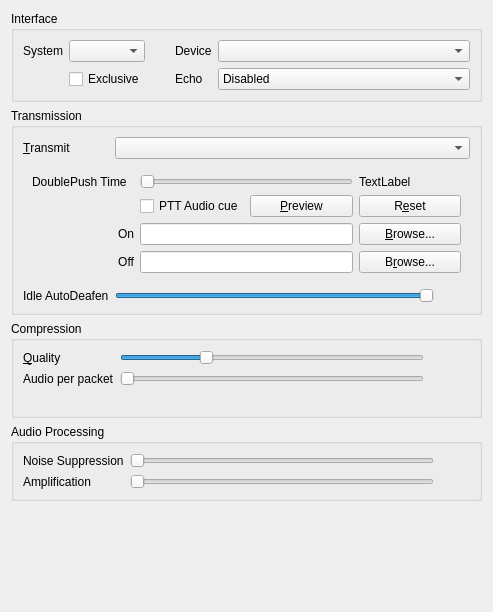
First picture: the form in retroshare-gui/src/gui/settings/AudioInputConfig.ui, repository kigeia/retroshare, before the edit.
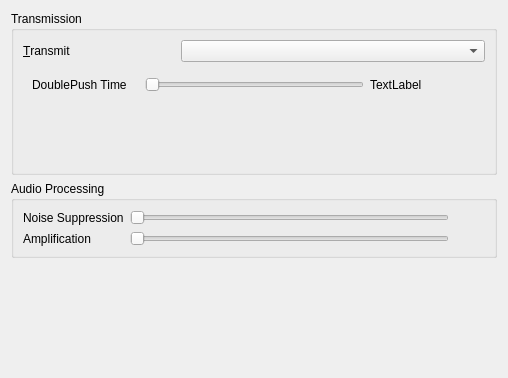
Second picture: the form after the edit. The open tabs and pages were chosen to show the change.

Commit message: wip config voip

```diff
--- a/retroshare-gui/src/gui/settings/AudioInputConfig.ui
+++ b/retroshare-gui/src/gui/settings/AudioInputConfig.ui
@@ -6,142 +6,14 @@
    <rect>
     <x>0</x>
     <y>0</y>
-    <width>493</width>
-    <height>612</height>
+    <width>508</width>
+    <height>378</height>
    </rect>
   </property>
   <property name="windowTitle">
    <string>Form</string>
   </property>
   <layout class="QVBoxLayout" name="qwVadLayout">
-   <item>
-    <widget class="QGroupBox" name="qgbInterfaces">
-     <property name="title">
-      <string>Interface</string>
-     </property>
-     <layout class="QGridLayout">
-      <item row="0" column="0">
-       <widget class="QLabel" name="qliSystem">
-        <property name="text">
-         <string>System</string>
-        </property>
-        <property name="buddy">
-         <cstring>qcbSystem</cstring>
-        </property>
-       </widget>
-      </item>
-      <item row="0" column="1">
-       <widget class="QComboBox" name="qcbSystem">
-        <property name="sizePolicy">
-         <sizepolicy hsizetype="MinimumExpanding" vsizetype="Fixed">
-          <horstretch>0</horstretch>
-          <verstretch>0</verstretch>
-         </sizepolicy>
-        </property>
-        <property name="toolTip">
-         <string>Input method for audio</string>
-        </property>
-        <property name="whatsThis">
-         <string>&lt;b&gt;This is the input method to use for audio.&lt;/b&gt;&lt;br /&gt;Most likely you want to use DirectSound.</string>
-        </property>
-       </widget>
-      </item>
-      <item row="0" column="2">
-       <spacer>
-        <property name="orientation">
-         <enum>Qt::Horizontal</enum>
-        </property>
-        <property name="sizeType">
-         <enum>QSizePolicy::Maximum</enum>
-        </property>
-        <property name="sizeHint" stdset="0">
-         <size>
-          <width>24</width>
-          <height>16</height>
-         </size>
-        </property>
-       </spacer>
-      </item>
-      <item row="0" column="3">
-       <widget class="QLabel" name="qliDevice">
-        <property name="text">
-         <string>Device</string>
-        </property>
-        <property name="buddy">
-         <cstring>qcbDevice</cstring>
-        </property>
-       </widget>
-      </item>
-      <item row="0" column="4">
-       <widget class="QComboBox" name="qcbDevice">
-        <property name="sizePolicy">
-         <sizepolicy hsizetype="MinimumExpanding" vsizetype="Fixed">
-          <horstretch>1</horstretch>
-          <verstretch>0</verstretch>
-         </sizepolicy>
-        </property>
-        <property name="toolTip">
-         <string>Input device for audio</string>
-        </property>
-        <property name="whatsThis">
-         <string>&lt;b&gt;This is the input device to use for audio.&lt;/b&gt;</string>
-        </property>
-        <property name="sizeAdjustPolicy">
-         <enum>QComboBox::AdjustToMinimumContentsLength</enum>
-        </property>
-        <property name="minimumContentsLength">
-         <number>16</number>
-        </property>
-       </widget>
-      </item>
-      <item row="1" column="4">
-       <widget class="QComboBox" name="qcbEcho">
-        <property name="toolTip">
-         <string>Cancel echo from speakers</string>
-        </property>
-        <property name="whatsThis">
-         <string>Enabling this will cancel the echo from your speakers. Mixed has low CPU impact, but only works well if your speakers are equally loud and equidistant from the microphone. Multichannel echo cancellation provides much better echo cancellation, but at a higher CPU cost.</string>
-        </property>
-        <item>
-         <property name="text">
-          <string>Disabled</string>
-         </property>
-        </item>
-        <item>
-         <property name="text">
-          <string>Mixed</string>
-         </property>
-        </item>
-        <item>
-         <property name="text">
-          <string>Multichannel</string>
-         </property>
-        </item>
-       </widget>
-      </item>
-      <item row="1" column="3">
-       <widget class="QLabel" name="qliEcho">
-        <property name="text">
-         <string>Echo</string>
-        </property>
-       </widget>
-      </item>
-      <item row="1" column="1">
-       <widget class="QCheckBox" name="qcbExclusive">
-        <property name="toolTip">
-         <string>Exclusive mode</string>
-        </property>
-        <property name="whatsThis">
-         <string>&lt;b&gt;This opens the device in exclusive mode.&lt;/b&gt;&lt;br /&gt;No other application will be able to use the device.</string>
-        </property>
-        <property name="text">
-         <string>Exclusive</string>
-        </property>
-       </widget>
-      </item>
-     </layout>
-    </widget>
-   </item>
    <item>
     <widget class="QGroupBox" name="qgbTransmission">
      <property name="sizePolicy">
@@ -174,55 +46,10 @@
         </property>
        </widget>
       </item>
-      <item row="2" column="0">
-       <widget class="QLabel" name="qliIdle">
-        <property name="text">
-         <string>Idle AutoDeafen</string>
-        </property>
-       </widget>
-      </item>
-      <item row="2" column="1">
-       <widget class="QSlider" name="qsIdle">
-        <property name="toolTip">
-         <string>How long to remain idle before auto-deafen.</string>
-        </property>
-        <property name="whatsThis">
-         <string>This sets an idle timer. If the timer expires without any audio being sent to the server, you are muted and deafened.</string>
-        </property>
-        <property name="maximum">
-         <number>1800</number>
-        </property>
-        <property name="singleStep">
-         <number>60</number>
-        </property>
-        <property name="pageStep">
-         <number>300</number>
-        </property>
-        <property name="value">
-         <number>1800</number>
-        </property>
-        <property name="orientation">
-         <enum>Qt::Horizontal</enum>
-        </property>
-       </widget>
-      </item>
-      <item row="2" column="2">
-       <widget class="QLabel" name="qlIdle">
-        <property name="minimumSize">
-         <size>
-          <width>30</width>
-          <height>0</height>
-         </size>
-        </property>
-        <property name="text">
-         <string/>
-        </property>
-       </widget>
-      </item>
       <item row="1" column="0" colspan="3">
        <widget class="QStackedWidget" name="qswTransmit">
         <property name="currentIndex">
-         <number>1</number>
+         <number>2</number>
         </property>
         <widget class="QWidget" name="qwPTT">
          <layout class="QGridLayout">
@@ -265,133 +92,23 @@
             </property>
            </widget>
           </item>
-          <item row="3" column="1" colspan="2">
-           <widget class="QLineEdit" name="qlePushClickPathOn">
-            <property name="toolTip">
-             <string>Gets played when the PTT button is pressed</string>
+          <item row="1" column="1">
+           <spacer name="verticalSpacer">
+            <property name="orientation">
+             <enum>Qt::Vertical</enum>
             </property>
-           </widget>
-          </item>
-          <item row="4" column="1" colspan="2">
-           <widget class="QLineEdit" name="qlePushClickPathOff">
-            <property name="toolTip">
-             <string>Gets played when the PTT button is released</string>
+            <property name="sizeHint" stdset="0">
+             <size>
+              <width>20</width>
+              <height>40</height>
+             </size>
             </property>
-           </widget>
-          </item>
-          <item row="2" column="3">
-           <widget class="QPushButton" name="qpbPushClickReset">
-            <property name="toolTip">
-             <string>Reset audio cue to default</string>
-            </property>
-            <property name="whatsThis">
-             <string>&lt;b&gt;Reset&lt;/b&gt;&lt;br/&gt;Reset the paths for the files to their default.</string>
-            </property>
-            <property name="text">
-             <string>R&amp;eset</string>
-            </property>
-           </widget>
-          </item>
-          <item row="3" column="3">
-           <widget class="QPushButton" name="qpbPushClickBrowseOn">
-            <property name="toolTip">
-             <string>Browse for on audio file</string>
-            </property>
-            <property name="text">
-             <string>&amp;Browse...</string>
-            </property>
-           </widget>
-          </item>
-          <item row="4" column="3">
-           <widget class="QPushButton" name="qpbPushClickBrowseOff">
-            <property name="toolTip">
-             <string>Browse for off audio file</string>
-            </property>
-            <property name="text">
-             <string>B&amp;rowse...</string>
-            </property>
-           </widget>
-          </item>
-          <item row="4" column="0">
-           <widget class="QLabel" name="qlPushClickOff">
-            <property name="text">
-             <string>Off</string>
-            </property>
-            <property name="alignment">
-             <set>Qt::AlignRight|Qt::AlignTrailing|Qt::AlignVCenter</set>
-            </property>
-           </widget>
-          </item>
-          <item row="3" column="0">
-           <widget class="QLabel" name="qlPushClickOn">
-            <property name="text">
-             <string>On</string>
-            </property>
-            <property name="alignment">
-             <set>Qt::AlignRight|Qt::AlignTrailing|Qt::AlignVCenter</set>
-            </property>
-           </widget>
-          </item>
-          <item row="2" column="2">
-           <widget class="QPushButton" name="qpbPushClickPreview">
-            <property name="toolTip">
-             <string>Preview the audio cues</string>
-            </property>
-            <property name="whatsThis">
-             <string>&lt;b&gt;Preview&lt;/b&gt;&lt;br/&gt;Plays the current &lt;i&gt;on&lt;/i&gt; sound followed by the current &lt;i&gt;off&lt;/i&gt; sound.</string>
-            </property>
-            <property name="text">
-             <string>&amp;Preview</string>
-            </property>
-           </widget>
-          </item>
-          <item row="2" column="1">
-           <widget class="QCheckBox" name="qcbPushClick">
-            <property name="toolTip">
-             <string>Audible audio cue when push-to-talk is activated or deactivated</string>
-            </property>
-            <property name="whatsThis">
-             <string>&lt;b&gt;This enables the audio cues for push to talk.&lt;/b&gt;&lt;br /&gt;Setting this will give you a short audio beep when push to talk is pressed and released.</string>
-            </property>
-            <property name="text">
-             <string>PTT Audio cue</string>
-            </property>
-           </widget>
+           </spacer>
           </item>
          </layout>
         </widget>
         <widget class="QWidget" name="qwVAD">
          <layout class="QGridLayout" name="qwVadLayout_2">
-          <item row="0" column="0" colspan="3">
-           <layout class="QHBoxLayout" name="audioTransmitRadioButtions">
-            <item>
-             <widget class="QRadioButton" name="qrbAmplitude">
-              <property name="toolTip">
-               <string>Use Amplitude based speech detection</string>
-              </property>
-              <property name="whatsThis">
-               <string>&lt;b&gt;This sets speech detection to use Amplitude.&lt;/b&gt;&lt;br /&gt;In this mode, the raw strength of the input signal is used to detect speech.</string>
-              </property>
-              <property name="text">
-               <string>Amplitude</string>
-              </property>
-             </widget>
-            </item>
-            <item>
-             <widget class="QRadioButton" name="qrbSNR">
-              <property name="toolTip">
-               <string>Use SNR based speech detection</string>
-              </property>
-              <property name="whatsThis">
-               <string>&lt;b&gt;This sets speech detection to use Signal to Noise ratio.&lt;/b&gt;&lt;br /&gt;In this mode, the input is analyzed for something resembling a clear signal, and the clarity of that signal is used to trigger speech detection.</string>
-              </property>
-              <property name="text">
-               <string>Signal to Noise</string>
-              </property>
-             </widget>
-            </item>
-           </layout>
-          </item>
           <item row="1" column="0">
            <widget class="QLabel" name="qliTransmitHold">
             <property name="text">
@@ -421,19 +138,6 @@
             </property>
            </widget>
           </item>
-          <item row="1" column="2">
-           <widget class="QLabel" name="qlTransmitHold">
-            <property name="minimumSize">
-             <size>
-              <width>40</width>
-              <height>0</height>
-             </size>
-            </property>
-            <property name="text">
-             <string/>
-            </property>
-           </widget>
-          </item>
           <item row="3" column="0">
            <widget class="QLabel" name="qliTransmitMin">
             <property name="text">
@@ -498,6 +202,26 @@
             </property>
            </widget>
           </item>
+          <item row="1" column="2">
+           <widget class="QLabel" name="qlTransmitHold">
+            <property name="minimumSize">
+             <size>
+              <width>40</width>
+              <height>0</height>
+             </size>
+            </property>
+            <property name="text">
+             <string/>
+            </property>
+           </widget>
+          </item>
+          <item row="0" column="0">
+           <widget class="QLabel" name="label">
+            <property name="text">
+             <string>empty</string>
+            </property>
+           </widget>
+          </item>
          </layout>
         </widget>
         <widget class="QWidget" name="qwContinuous"/>
@@ -506,132 +230,6 @@
      </layout>
     </widget>
    </item>
-   <item>
-    <widget class="QGroupBox" name="qgbCompression">
-     <property name="title">
-      <string>Compression</string>
-     </property>
-     <layout class="QGridLayout">
-      <item row="0" column="0">
-       <widget class="QLabel" name="qliQuality">
-        <property name="text">
-         <string>&amp;Quality</string>
-        </property>
-        <property name="buddy">
-         <cstring>qsQuality</cstring>
-        </property>
-       </widget>
-      </item>
-      <item row="0" column="1">
-       <widget class="QSlider" name="qsQuality">
-        <property name="toolTip">
-         <string>Quality of compression (peak bandwidth)</string>
-        </property>
-        <property name="whatsThis">
-         <string>&lt;b&gt;This sets the quality of compression.&lt;/b&gt;&lt;br /&gt;This determines how much bandwidth Mumble is allowed to use for outgoing audio.</string>
-        </property>
-        <property name="minimum">
-         <number>8000</number>
-        </property>
-        <property name="maximum">
-         <number>96000</number>
-        </property>
-        <property name="singleStep">
-         <number>1000</number>
-        </property>
-        <property name="pageStep">
-         <number>5000</number>
-        </property>
-        <property name="value">
-         <number>32000</number>
-        </property>
-        <property name="orientation">
-         <enum>Qt::Horizontal</enum>
-        </property>
-       </widget>
-      </item>
-      <item row="0" column="2">
-       <widget class="QLabel" name="qlQuality">
-        <property name="minimumSize">
-         <size>
-          <width>30</width>
-          <height>0</height>
-         </size>
-        </property>
-        <property name="text">
-         <string/>
-        </property>
-       </widget>
-      </item>
-      <item row="1" column="0">
-       <widget class="QLabel" name="qliFrames">
-        <property name="text">
-         <string>Audio per packet</string>
-        </property>
-        <property name="buddy">
-         <cstring>qsFrames</cstring>
-        </property>
-       </widget>
-      </item>
-      <item row="1" column="1">
-       <widget class="QSlider" name="qsFrames">
-        <property name="toolTip">
-         <string>How many audio frames to send per packet</string>
-        </property>
-        <property name="whatsThis">
-         <string>&lt;b&gt;This selects how many audio frames should be put in one packet.&lt;/b&gt;&lt;br /&gt;Increasing this will increase the latency of your voice, but will also reduce bandwidth requirements.</string>
-        </property>
-        <property name="minimum">
-         <number>1</number>
-        </property>
-        <property name="maximum">
-         <number>4</number>
-        </property>
-        <property name="pageStep">
-         <number>2</number>
-        </property>
-        <property name="orientation">
-         <enum>Qt::Horizontal</enum>
-        </property>
-       </widget>
-      </item>
-      <item row="1" column="2">
-       <widget class="QLabel" name="qlFrames">
-        <property name="minimumSize">
-         <size>
-          <width>40</width>
-          <height>0</height>
-         </size>
-        </property>
-        <property name="text">
-         <string/>
-        </property>
-       </widget>
-      </item>
-      <item row="2" column="0" colspan="3">
-       <widget class="QLabel" name="qlBitrate">
-        <property name="font">
-         <font>
-          <italic>true</italic>
-         </font>
-        </property>
-        <property name="toolTip">
-         <string>Maximum bandwidth used for sending audio</string>
-        </property>
-        <property name="whatsThis">
-         <string>&lt;b&gt;This shows peak outgoing bandwidth used.&lt;/b&gt;&lt;br /&gt;This shows the peak amount of bandwidth sent out from your machine. Audio bitrate is the maximum bitrate (as we use VBR) for the audio data alone. Position is the bitrate used for positional information. Overhead is our framing and the IP packet headers (IP and UDP is 75% of this overhead).</string>
-        </property>
-        <property name="text">
-         <string/>
-        </property>
-        <property name="alignment">
-         <set>Qt::AlignCenter</set>
-        </property>
-       </widget>
-      </item>
-     </layout>
-    </widget>
-   </item>
    <item>
     <widget class="QGroupBox" name="qgbAudio">
      <property name="title">
```
Left out of the diff: 14 changed lines with no effect on the pictures. The commit also changes 8 other files.
